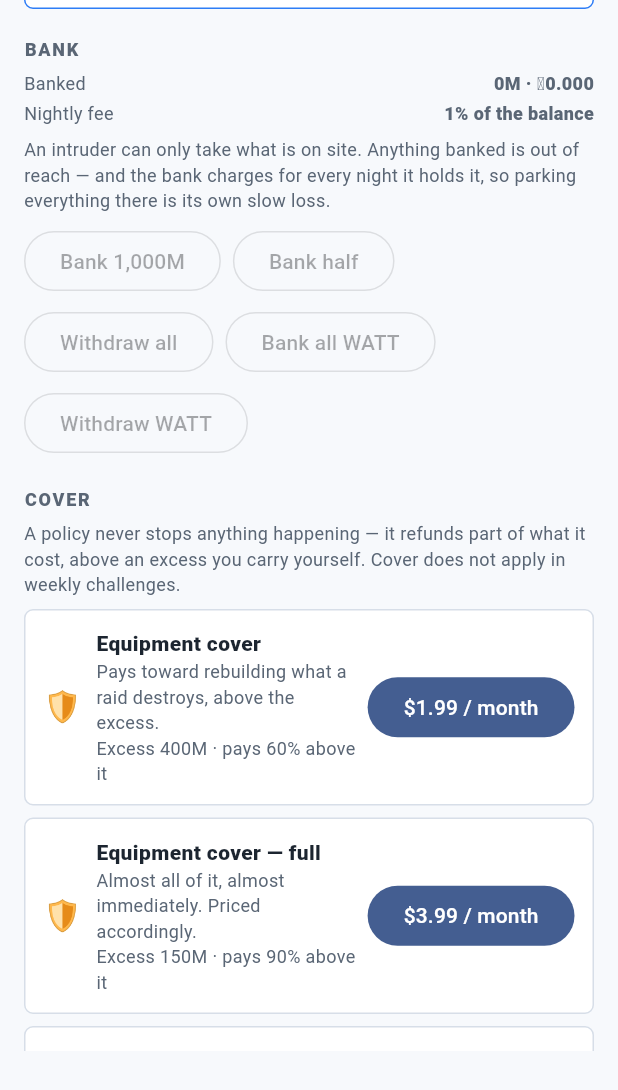
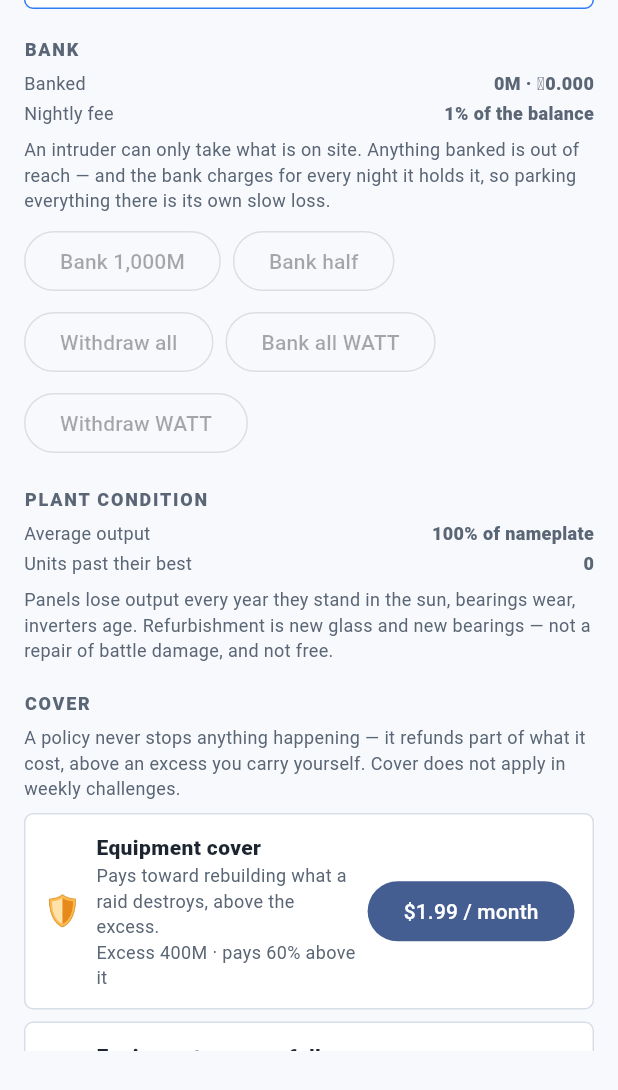
Before and after one commit to Sdeger7/grid-guard, a Flutter app: the _SecuritySheet widget shown alone on an empty page, opened directly with empty values, scrolled down 458 dp, on a phone screen of 412 x 824 dp. Shown: the top 1090 px of the screen. Run offline on Flutter 3.47's test engine with Material 3 defaults, Android fonts, the phone set to English and light mode, and no system bars; our stand-ins replace flutter_riverpod, shared_preferences; missing offline and left inert: flame, flame_audio; accounts and stored records are empty; network calls fail.

Commit message:
Make plant wear out
Nothing on the site aged, so a panel built on day one produced exactly as
much on day three hundred. Every unit now accrues service hours and loses
output as it does - about six percent per in-game year, floored at 55%,
because worn plant is worth less rather than worthless. Generation reads
the condition, so an old site quietly earns less than its nameplate says.

Refurbishment is separate from repair: new glass and new bearings rather
than patching battle damage, priced against how far a unit has fallen.
The site report and the security sheet both show average condition and
what putting it right would cost.

Co-Authored-By: Claude Opus 5 <noreply@anthropic.com>

```diff
--- a/lib/game/components/structure_component.dart
+++ b/lib/game/components/structure_component.dart
@@ -80,6 +80,31 @@ abstract class StructureComponent extends IsoComponent {
     _health = _maxHealth;
   }
 
+  /// Hours this unit has been running. Panels lose a little output every year
+  /// they stand in the sun; bearings wear; inverters age. Nothing on a real
+  /// site performs on its tenth birthday the way it did on its first.
+  double serviceHours = 0;
+
+  /// Output as a fraction of nameplate, after ageing. Falls toward a floor
+  /// rather than to zero — worn plant is worth less, not worthless.
+  double get condition {
+    // Roughly half a percent per in-game year of continuous service.
+    final years = serviceHours / (24 * 365);
+    return (1.0 - years * 0.06).clamp(0.55, 1.0);
+  }
+
+  bool get isWorn => condition < 0.9;
+
+  /// What a refurbishment costs: proportional to how far it has fallen.
+  int get refurbishCost =>
+      ((1.0 - condition) * spec.tier(tier).cost * 1.4).ceil();
+
+  /// Returns a unit to nameplate. Real refurbishment - new glass, new
+  /// bearings - not a repair of damage.
+  void refurbish() {
+    serviceHours = 0;
+  }
+
   /// Restores the condition a structure was in when the game was last closed.
   /// Safe to call before mount, when the health ceiling isn't sized yet.
   void restoreHealthFraction(double fraction) {
@@ -102,6 +127,8 @@ abstract class StructureComponent extends IsoComponent {
 
   @override
   void update(double dt) {
+    // The game clock runs an in-game hour per real minute.
+    serviceHours += dt / 60.0;
     super.update(dt);
     if (_hitFlash > 0) _hitFlash = (_hitFlash - dt).clamp(0, 1);
   }
--- a/lib/game/grid_guard_game.dart
+++ b/lib/game/grid_guard_game.dart
@@ -734,8 +734,8 @@ class GridGuardGame extends FlameGame {
 
   /// Total PV output (energy/sec) from every placed panel.
   /// Raw combined nameplate output of all PV panels (before sunlight).
-  double get pvOutput =>
-      pvPanels.fold(0.0, (s, p) => s + p.currentTier.mwPerSecond);
+  double get pvOutput => pvPanels.fold(
+      0.0, (s, p) => s + p.currentTier.mwPerSecond * p.condition);
 
   /// Time of day in [0,1): 0 = midnight, 0.25 = sunrise, 0.5 = noon,
   /// 0.75 = sunset. Advances continuously through the run. A run opens just
@@ -773,8 +773,8 @@ class GridGuardGame extends FlameGame {
       worldEvent.sunScale;
 
   /// Combined nameplate output of all wind turbines (before wind).
-  double get windOutput =>
-      windTurbines.fold(0.0, (s, w) => s + w.currentTier.mwPerSecond);
+  double get windOutput => windTurbines.fold(
+      0.0, (s, w) => s + w.currentTier.mwPerSecond * w.condition);
 
   /// Wind strength in [0.15,1.0], oscillating over time. Works day AND night —
   /// wind is what carries the grid when the sun is down.
@@ -1539,6 +1539,33 @@ class GridGuardGame extends FlameGame {
     _selectStructure(coord);
     _publishSnapshot(force: true);
   }
+
+  /// Refurbishes every worn unit you can afford, worst first. Separate from
+  /// repair: this is new glass and new bearings, not patching battle damage.
+  void refurbishAll() {
+    final worn = structures.where((s) => s.isWorn).toList()
+      ..sort((a, b) => a.condition.compareTo(b.condition));
+    for (final s in worn) {
+      final cost = s.refurbishCost;
+      if (cost <= 0) continue;
+      if (!_spendMoney(cost)) break;
+      s.refurbish();
+    }
+    _emitSfx(Sfx.towerPlace);
+    _publishSnapshot(force: true);
+  }
+
+  /// How worn the site is on average, 0..1 where 1 is factory-fresh.
+  double get averageCondition {
+    final list = structures.toList();
+    if (list.isEmpty) return 1;
+    return list.fold(0.0, (s, e) => s + e.condition) / list.length;
+  }
+
+  int get wornCount => structures.where((s) => s.isWorn).length;
+
+  int get totalRefurbishCost =>
+      structures.fold(0, (s, e) => s + e.refurbishCost);
 
   /// Repairs everything you can afford, cheapest first — the button you mash
   /// between raids.
@@ -2946,6 +2973,8 @@ class GridGuardGame extends FlameGame {
       gridContracts: gridContracts.length,
       operatingCost: operatingCost,
       lightingLoad: lightingLoad,
+      averageCondition: averageCondition,
+      wornCount: wornCount,
       reputation: reputation,
       firewallName: firewall.name,
       firewallTier: firewallTier,
--- a/lib/models/level_state.dart
+++ b/lib/models/level_state.dart
@@ -63,6 +63,8 @@ class LevelState {
     required this.gridContracts,
     required this.operatingCost,
     required this.lightingLoad,
+    required this.averageCondition,
+    required this.wornCount,
     required this.reputation,
     required this.firewallName,
     required this.firewallTier,
@@ -170,6 +172,10 @@ class LevelState {
   /// Energy per second the site's own lighting draws after dark.
   final double lightingLoad;
 
+  /// How worn the plant is, and how many units are past 90% of nameplate.
+  final double averageCondition;
+  final int wornCount;
+
   /// Cyber posture and standing, and what is banked out of an intruder's reach.
   final double reputation;
   final String firewallName;
--- a/lib/ui/widgets/report_sheet.dart
+++ b/lib/ui/widgets/report_sheet.dart
@@ -145,6 +145,15 @@ class _ReportSheet extends StatelessWidget {
                     '${WattSupply.maxSupply.toInt()}'),
 
             const SizedBox(height: 18),
+            _Header('CONDITION',
+                trailing:
+                    '${(game.averageCondition * 100).round()}% of nameplate'),
+            _Line('Units past their best', '${game.wornCount}'),
+            if (game.totalRefurbishCost > 0)
+              _Line('Refurbish everything', '${game.totalRefurbishCost}M'),
+            const SizedBox(height: 4),
+
+            const SizedBox(height: 14),
             _Header('WHAT IS BUILT'),
             for (final row in _inventory()) _Line(row.$1, row.$2),
 
--- a/lib/ui/widgets/security_sheet.dart
+++ b/lib/ui/widgets/security_sheet.dart
@@ -188,6 +188,32 @@ class _SecuritySheetState extends State<_SecuritySheet> {
               ],
             ),
 
+            // ---- Wear ----
+            const SizedBox(height: 18),
+            _Header('PLANT CONDITION'),
+            _Line('Average output',
+                '${(game.averageCondition * 100).round()}% of nameplate'),
+            _Line('Units past their best', '${game.wornCount}'),
+            const SizedBox(height: 4),
+            Text(
+                'Panels lose output every year they stand in the sun, bearings '
+                'wear, inverters age. Refurbishment is new glass and new '
+                'bearings — not a repair of battle damage, and not free.',
+                style: GGText.soft),
+            if (game.totalRefurbishCost > 0) ...[
+              const SizedBox(height: 8),
+              SizedBox(
+                width: double.infinity,
+                child: OutlinedButton(
+                  onPressed: game.money >= game.totalRefurbishCost
+                      ? () => setState(() => game.refurbishAll())
+                      : null,
+                  child: Text(
+                      'Refurbish everything · ${game.totalRefurbishCost}M'),
+                ),
+              ),
+            ],
+
             // ---- Cover ----
             const SizedBox(height: 18),
             _Header('COVER'),
```
